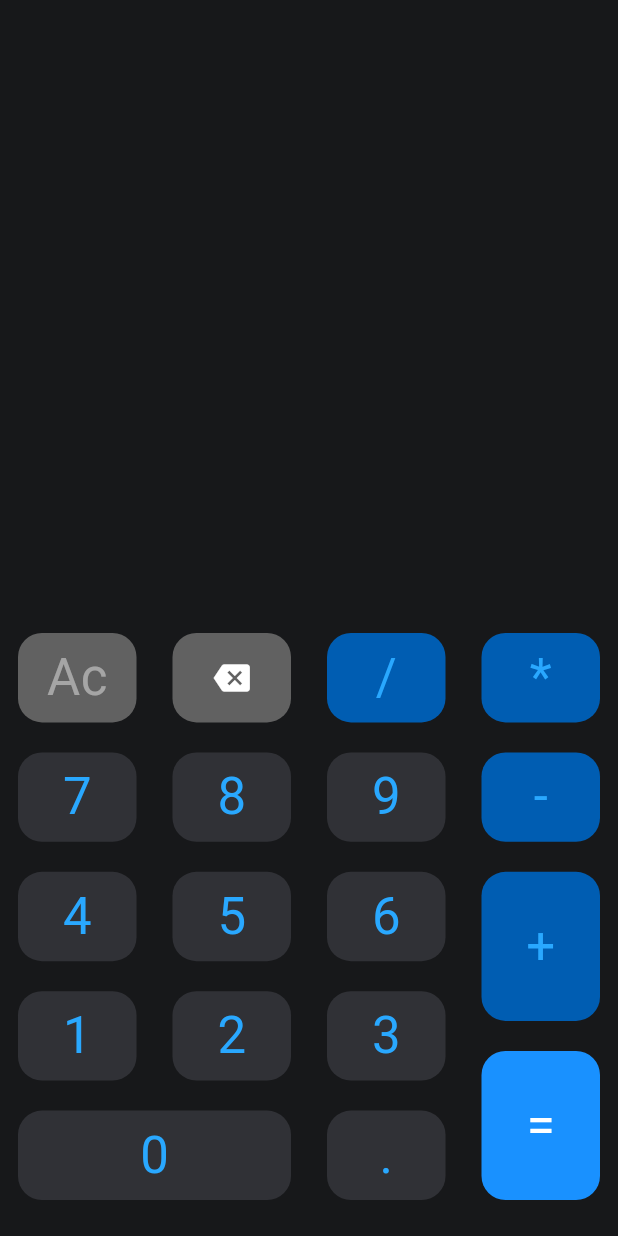
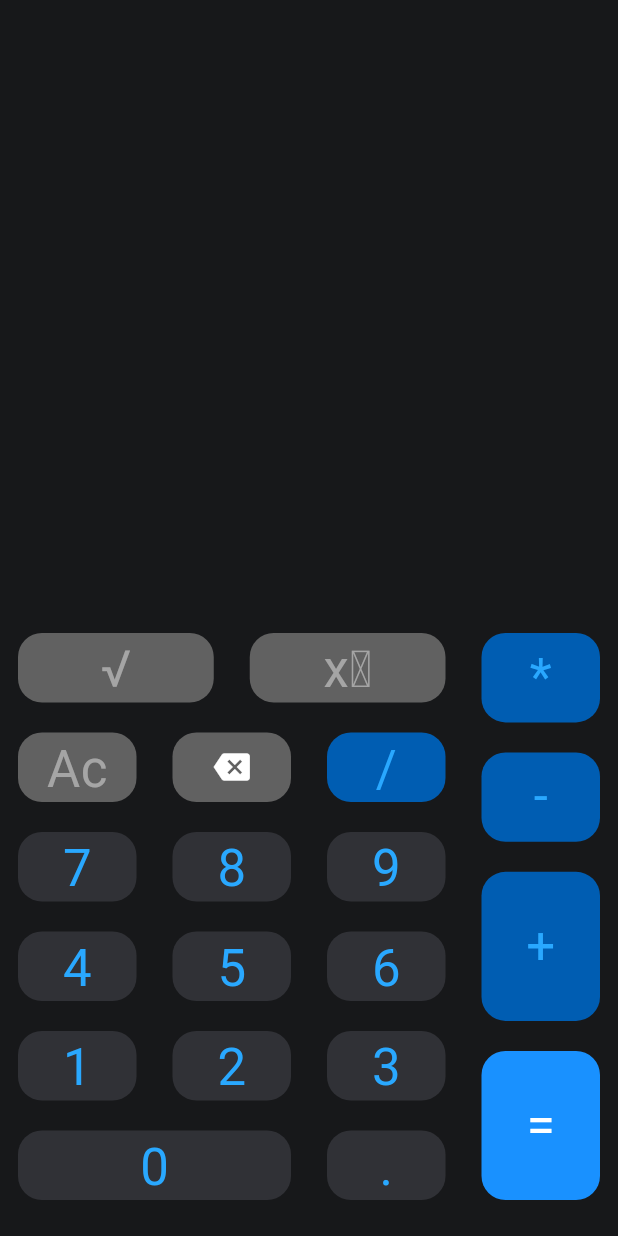
Before and after one commit to ahmed9120/flutter-simple-calculator, a Flutter app: the screen it shows after launch, on a phone screen of 412 x 824 dp. Run offline on Flutter 3.47's test engine with Material 3 defaults, Android fonts, the phone set to English and light mode, and no system bars; drawn by our look-alikes of flutter_bounceable.

Commit message:
add square root and power

```diff
--- a/lib/calculator_screen.dart
+++ b/lib/calculator_screen.dart
@@ -1,5 +1,6 @@
 import 'package:calculator/widgets/calculator_button.dart';
 import 'package:flutter/material.dart';
+import 'dart:math';
 
 class CalculatorScreen extends StatefulWidget {
 
@@ -36,8 +37,17 @@ class _CalculatorScreenState extends State<CalculatorScreen>{
                         child: Row(
                           crossAxisAlignment: CrossAxisAlignment.stretch,
                           children: [
+                            CalculatorButton(onTap:onSqrtClicked ,textValue: "√",backGroundColor: 0xFF616161,textColor: 0xFFA5A5A5,),
+                            CalculatorButton(onTap:onOperatorClick ,textValue: "xˣ",backGroundColor: 0xFF616161,textColor: 0xFFA5A5A5,),
+                          ],
+                        ),
+                      ),
+                      Expanded(
+                        child: Row(
+                          crossAxisAlignment: CrossAxisAlignment.stretch,
+                          children: [
                             CalculatorButton(onTap:onACClick ,textValue: "Ac",backGroundColor: 0xFF616161,textColor: 0xFFA5A5A5,),
-                            CalculatorButton(onTap:onBackSpaceClicked ,textValue: "",backGroundColor: 0xFF616161,),
+                            CalculatorButton(onTap:onBackSpaceClicked ,textValue: "-1",backGroundColor: 0xFF616161,),
                             CalculatorButton(onTap:onOperatorClick ,textValue: "/",backGroundColor: 0xFF005DB2,),
                           ],
                         ),
@@ -119,6 +129,7 @@ class _CalculatorScreenState extends State<CalculatorScreen>{
       case "-": res= (n1 - n2); break;
       case "/": if (n2 == 0){return "Error";} res= (n1 / n2); break;
       case "*": res= (n1 * n2); break;
+      case "xˣ": res= pow(n1, n2).toDouble(); break;
     }
     return res.toString();
   }
@@ -143,6 +154,9 @@ class _CalculatorScreenState extends State<CalculatorScreen>{
   }
 
   onEqualClick(String operator){
+    if(savedOperator==""){
+      return;
+    }
     String newNumber= resultText;
     var result= calculate(savedNumber, savedOperator, newNumber);
     resultText=result;
@@ -170,4 +184,16 @@ class _CalculatorScreenState extends State<CalculatorScreen>{
     resultText += operator;
   }
 
+  onSqrtClicked(String operator){
+    if(savedOperator.isEmpty){
+      if (double.parse(resultText) < 0) {
+        resultText = "Error";
+      } else {
+        resultText = sqrt(double.parse(resultText)).toString();
+      }
+    }else{
+      return;
+    }
+    setState(() {});
+  }
 }
--- a/lib/widgets/calculator_button.dart
+++ b/lib/widgets/calculator_button.dart
@@ -24,7 +24,7 @@ class CalculatorButton extends StatelessWidget {
             borderRadius: BorderRadius.circular(16),
 
           ),
-          child: textValue==""?Icon(Icons.backspace, color: Colors.white,):Text(textValue, style: TextStyle(color: Color(textColor), fontSize: 34, fontWeight: FontWeight.w400),),
+          child: (textValue=="-1")?Icon(Icons.backspace, color: Colors.white,):Text(textValue, style: TextStyle(color: Color(textColor), fontSize: 34, fontWeight: FontWeight.w400),),
         ),
       ),
     );
```
Also changed, not shown: img_1.png (added), 1 other file.
